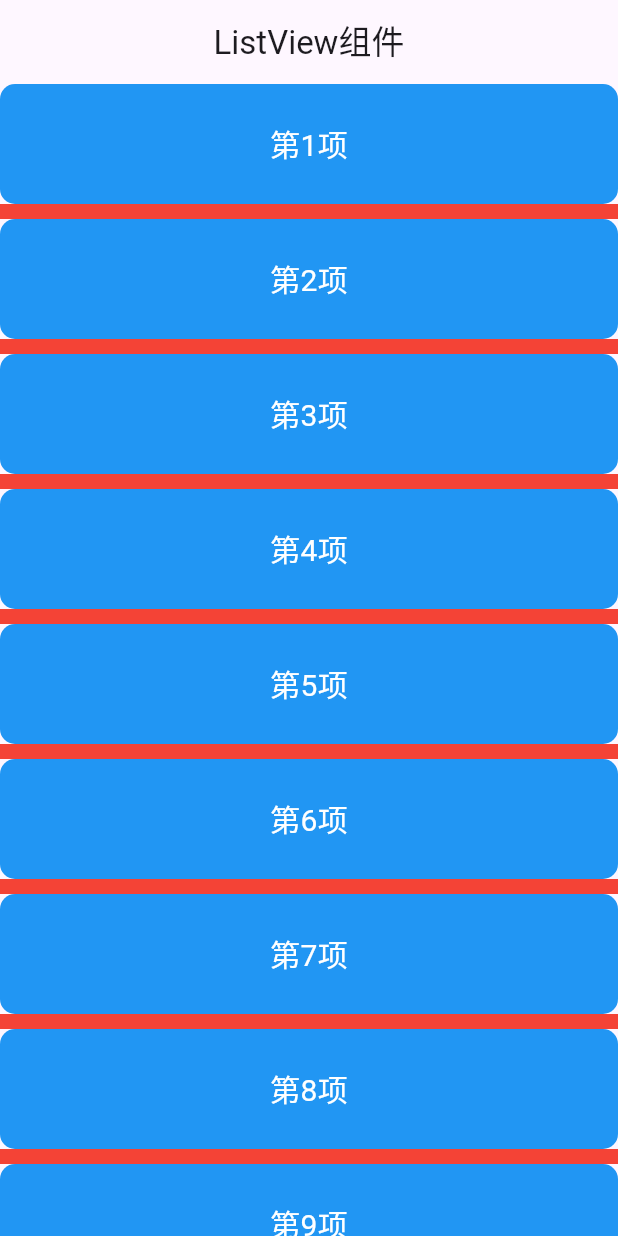
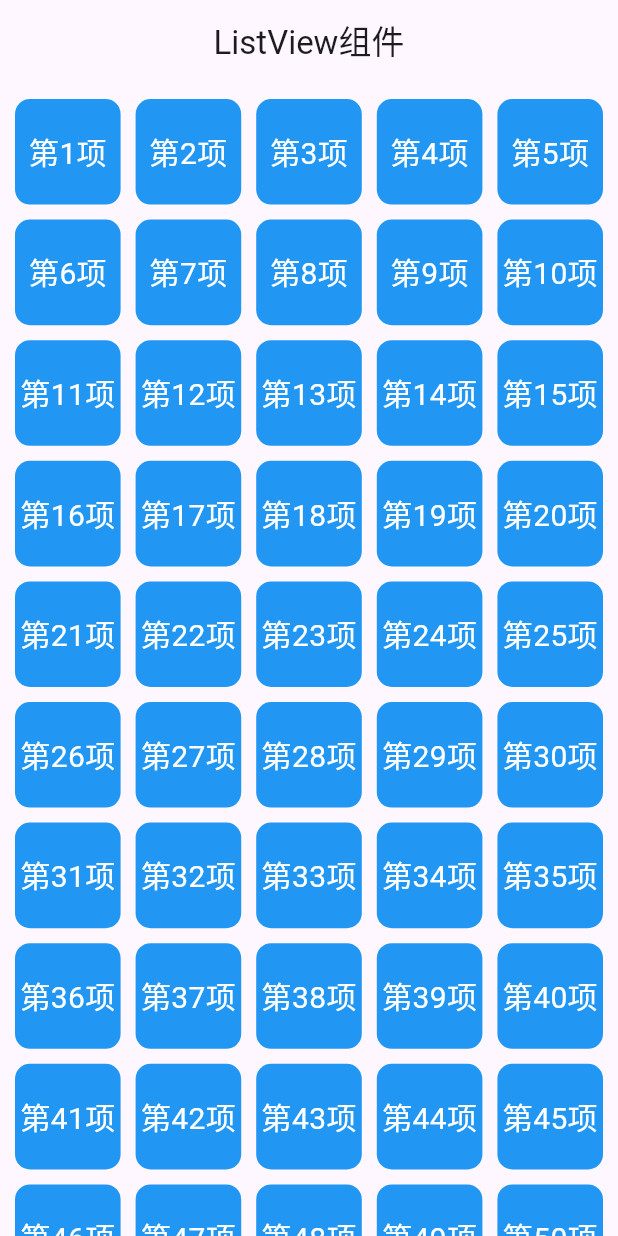
Before and after one commit to neucoder/helloworld, a Flutter app: the screen it shows after launch, on a phone screen of 412 x 824 dp. Run offline on Flutter 3.47's test engine with Material 3 defaults, Android fonts, the phone set to English and light mode, and no system bars.

Commit message:
gridview count构建

```diff
--- a/lib/main.dart
+++ b/lib/main.dart
@@ -40,15 +40,14 @@ class _MainPageState extends State<MainPage> {
     return MaterialApp(
       home: Scaffold(
         appBar: AppBar(title: Center(child: Text('ListView组件'))),
-        body: ListView.separated(
-          itemCount: 100,
-          // padding: EdgeInsets.all(10),
-          separatorBuilder: (context, index) {
-            return Container(height: 10, color: Colors.red);
-          },
-          itemBuilder: (context, index) {
+        body: GridView.count(
+          scrollDirection: Axis.vertical, // 滚动方向
+          crossAxisCount: 5, // 每行5个
+          padding: EdgeInsets.all(10),
+          mainAxisSpacing: 10,
+          crossAxisSpacing: 10,
+          children: List.generate(100, (index) {
             return Container(
-              // margin: EdgeInsets.only(top: 10),
               height: 80,
               alignment: Alignment.center,
               decoration: BoxDecoration(
@@ -60,7 +59,7 @@ class _MainPageState extends State<MainPage> {
                 style: TextStyle(fontSize: 20, color: Colors.white),
               ),
             );
-          },
+          }),
         ),
       ),
     );
```
Also changed, not shown: img/gridView.png (added), 1 other file.
